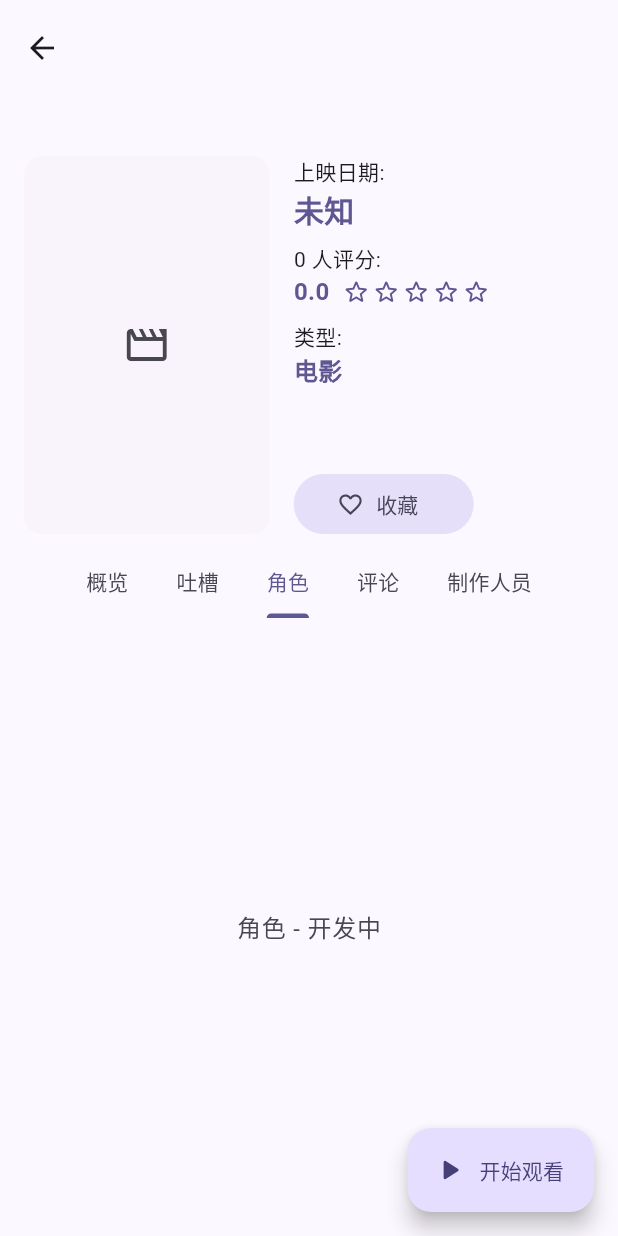
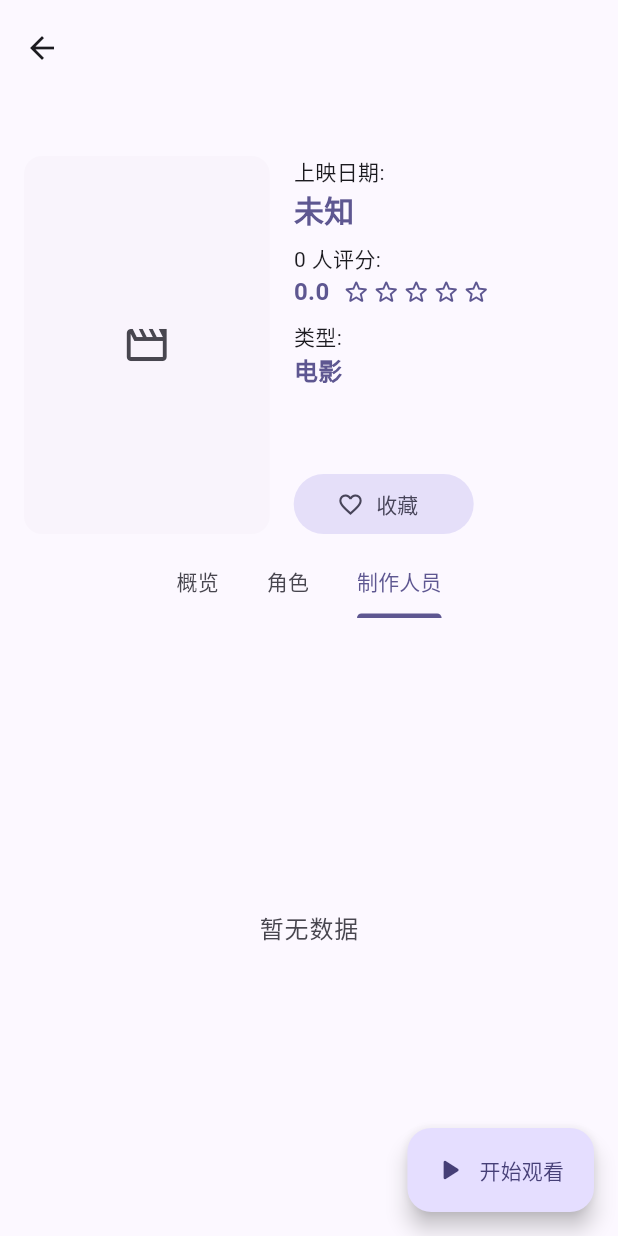
Before and after one commit to YilianFengyue/CineNest, a Flutter app: the KazumiDetailPage screen opened directly with empty values, tab 3 chosen, on a phone screen of 412 x 824 dp. Run offline on Flutter 3.47's test engine with Material 3 defaults, Android fonts, the phone set to English and light mode, and no system bars; drawn by our look-alikes of dynamic_color, skeletonizer; our stand-ins replace audio_service, cached_network_image, dio, file_picker, flutter_smart_dialog, get and 7 more; missing offline and left inert: brotli, canvas_danmaku, card_settings_ui, dio_http2_adapter, floating, flutter_chat_core and 10 more; accounts and stored records are empty; network calls fail.

Commit message:
feat:[详情页] TMDB演职员表两个tab + [播放器] Anime4K对齐原版修复竞态

```diff
--- a/cine_nest_app/lib/pages/kazumi_home/kazumi_detail_page.dart
+++ b/cine_nest_app/lib/pages/kazumi_home/kazumi_detail_page.dart
@@ -20,19 +20,62 @@ class KazumiDetailPage extends StatefulWidget {
 
 class _KazumiDetailPageState extends State<KazumiDetailPage>
     with TickerProviderStateMixin {
-  static const List<String> _tabs = ['概览', '吐槽', '角色', '评论', '制作人员'];
+  static const List<String> _tabs = ['概览', '角色', '制作人员'];
 
   final _favRepo = LocalFavoriteRepository();
+  final _tmdb = TmdbDirectService();
   late final TabController _tabController;
   late bool _isFav;
 
+  TmdbCredits? _credits;
+  bool _creditsLoading = true;
+
   String get _favKey => 'tmdb:${widget.item.id}';
+
+  /// 制作人员按职务重要度排序：导演/编剧/原作排前，其余按部门聚拢。
+  static List<TmdbCredit> _sortedCrew(List<TmdbCredit> crew) {
+    int weight(TmdbCredit c) {
+      final job = c.role.toLowerCase();
+      if (job.contains('director') && !job.contains('art')) return 0;
+      if (job.contains('screenplay') ||
+          job.contains('writer') ||
+          job.contains('story')) {
+        return 1;
+      }
+      if (job.contains('novel') || job.contains('original')) return 2;
+      if (job.contains('producer')) return 3;
+      if (job.contains('composer') || job.contains('music')) return 4;
+      return 5;
+    }
+
+    final sorted = List<TmdbCredit>.from(crew)
+      ..sort((a, b) {
+        final w = weight(a).compareTo(weight(b));
+        return w != 0 ? w : a.department.compareTo(b.department);
+      });
+    return sorted;
+  }
 
   @override
   void initState() {
     super.initState();
     _tabController = TabController(length: _tabs.length, vsync: this);
     _isFav = _favRepo.isFavorite(_favKey);
+    _fetchCredits();
+  }
+
+  Future<void> _fetchCredits() async {
+    try {
+      final credits = await _tmdb.credits(
+        widget.item.id,
+        mediaType: widget.item.mediaType,
+      );
+      if (mounted) setState(() => _credits = credits);
+    } catch (e) {
+      debugPrint('>>> [KazumiDetail] credits error: $e');
+    } finally {
+      if (mounted) setState(() => _creditsLoading = false);
+    }
   }
 
   Future<void> _toggleFav() async {
@@ -144,10 +187,16 @@ class _KazumiDetailPageState extends State<KazumiDetailPage>
           controller: _tabController,
           children: [
             _OverviewTab(item: widget.item),
-            _PlaceholderTab(label: '吐槽'),
-            _PlaceholderTab(label: '角色'),
-            _PlaceholderTab(label: '评论'),
-            _PlaceholderTab(label: '制作人员'),
+            _CreditsTab(
+              loading: _creditsLoading,
+              entries: _credits?.cast ?? const [],
+              isCast: true,
+            ),
+            _CreditsTab(
+              loading: _creditsLoading,
+              entries: _sortedCrew(_credits?.crew ?? const []),
+              isCast: false,
+            ),
           ],
         ),
       ),
@@ -274,9 +323,45 @@ class _OverviewTabState extends State<_OverviewTab> with AutomaticKeepAliveClien
   }
 }
 
-class _PlaceholderTab extends StatelessWidget {
-  const _PlaceholderTab({required this.label});
-  final String label;
+/// 演职员列表（角色 / 制作人员共用）：Material ListTile 风格，
+/// 头像 + 中文名 + 原名副标题，制作人员尾部带职务标签。
+class _CreditsTab extends StatelessWidget {
+  const _CreditsTab({
+    required this.loading,
+    required this.entries,
+    required this.isCast,
+  });
+
+  final bool loading;
+  final List<TmdbCredit> entries;
+  final bool isCast;
+
+  /// TMDB 的职务名不随 language 本地化，常见职务映射成中文。
+  static const Map<String, String> _jobZh = {
+    'Director': '导演',
+    'Screenplay': '编剧',
+    'Writer': '编剧',
+    'Story': '故事',
+    'Novel': '原作',
+    'Original Story': '原作',
+    'Comic Book': '原作',
+    'Original Concept': '原案',
+    'Producer': '制片人',
+    'Executive Producer': '监制',
+    'Co-Producer': '联合制片',
+    'Original Music Composer': '配乐',
+    'Music': '音乐',
+    'Director of Photography': '摄影',
+    'Editor': '剪辑',
+    'Production Design': '美术设计',
+    'Art Direction': '美术指导',
+    'Character Designer': '人物设计',
+    'Animation Director': '动画导演',
+    'Costume Design': '服装设计',
+    'Casting': '选角',
+    'Sound Designer': '音效设计',
+    'Visual Effects Supervisor': '视效总监',
+  };
 
   @override
   Widget build(BuildContext context) {
@@ -287,20 +372,85 @@ class _PlaceholderTab extends StatelessWidget {
             SliverOverlapInjector(
               handle: NestedScrollView.sliverOverlapAbsorberHandleFor(context),
             ),
+            if (loading)
+              const SliverFillRemaining(
+                hasScrollBody: false,
+                child: Center(child: CircularProgressIndicator()),
+              )
+            else if (entries.isEmpty)
               SliverFillRemaining(
                 hasScrollBody: false,
                 child: Center(
                   child: Text(
-                  '$label - 开发中',
+                    '暂无数据',
                     style: Theme.of(context).textTheme.bodyLarge?.copyWith(
                           color: Theme.of(context).colorScheme.onSurfaceVariant,
                         ),
                   ),
                 ),
+              )
+            else
+              SliverPadding(
+                padding: const EdgeInsets.only(top: 8, bottom: 80),
+                sliver: SliverList.builder(
+                  itemCount: entries.length,
+                  itemBuilder: (context, index) =>
+                      _buildTile(context, entries[index]),
+                ),
               ),
           ],
         );
       },
+    );
+  }
+
+  Widget _buildTile(BuildContext context, TmdbCredit credit) {
+    final theme = Theme.of(context);
+    final hasOriginalName = credit.originalName.isNotEmpty &&
+        credit.originalName != credit.name;
+    final subtitle = isCast
+        ? (credit.role.isNotEmpty ? '饰 ${credit.role}' : '')
+        : (hasOriginalName ? credit.originalName : '');
+    final trailing = isCast
+        ? (hasOriginalName ? credit.originalName : '')
+        : (_jobZh[credit.role] ?? credit.role);
+
+    return ListTile(
+      leading: credit.profilePath.isNotEmpty
+          ? NetworkImgLayer(
+              src: credit.profile(),
+              width: 48,
+              height: 48,
+              type: 'avatar',
+            )
+          : CircleAvatar(
+              radius: 24,
+              backgroundColor: theme.colorScheme.surfaceContainerHighest,
+              child: Icon(
+                Icons.person_outline,
+                color: theme.colorScheme.onSurfaceVariant,
+              ),
+            ),
+      title: Text(
+        credit.name,
+        maxLines: 1,
+        overflow: TextOverflow.ellipsis,
+      ),
+      subtitle: subtitle.isEmpty
+          ? null
+          : Text(
+              subtitle,
+              maxLines: 1,
+              overflow: TextOverflow.ellipsis,
+            ),
+      trailing: trailing.isEmpty
+          ? null
+          : Text(
+              trailing,
+              style: theme.textTheme.bodySmall?.copyWith(
+                color: theme.colorScheme.onSurfaceVariant,
+              ),
+            ),
     );
   }
 }
--- a/cine_nest_app/lib/services/tmdb_direct_service.dart
+++ b/cine_nest_app/lib/services/tmdb_direct_service.dart
@@ -56,6 +56,36 @@ class TmdbMediaItem {
           const [],
     );
   }
+}
+
+/// 演职员条目：cast（演员）时 [role] 是饰演角色名，crew（制作人员）时是职务。
+class TmdbCredit {
+  final int id;
+  final String name;
+  final String originalName;
+  final String role;
+  final String department;
+  final String profilePath;
+
+  const TmdbCredit({
+    required this.id,
+    required this.name,
+    this.originalName = '',
+    this.role = '',
+    this.department = '',
+    this.profilePath = '',
+  });
+
+  String profile([String size = 'w185']) =>
+      profilePath.isEmpty ? '' : '${TmdbMediaItem._imageBase}/$size$profilePath';
+}
+
+/// 一部影片/剧集的演职员表。
+class TmdbCredits {
+  final List<TmdbCredit> cast;
+  final List<TmdbCredit> crew;
+
+  const TmdbCredits({this.cast = const [], this.crew = const []});
 }
 
 class TmdbDirectService {
@@ -139,6 +169,52 @@ class TmdbDirectService {
     return TmdbMediaItem.fromJson(json);
   }
 
+  /// 演职员表。电影走 /credits；剧集走 /aggregate_credits（按整部剧聚合，
+  /// cast 的角色在 roles 数组、crew 的职务在 jobs 数组里）。
+  Future<TmdbCredits> credits(int id, {String mediaType = 'movie'}) async {
+    final isTv = mediaType == 'tv';
+    final resp = await _dio
+        .get(isTv ? '/tv/$id/aggregate_credits' : '/movie/$id/credits');
+    final data = resp.data as Map;
+
+    TmdbCredit parse(Map raw, {required bool isCast}) {
+      final json = Map<String, dynamic>.from(raw);
+      String role;
+      String department = '';
+      if (isCast) {
+        role = isTv
+            ? ((json['roles'] as List?)?.isNotEmpty == true
+                ? (json['roles'][0]['character'] ?? '').toString()
+                : '')
+            : (json['character'] ?? '').toString();
+      } else {
+        role = isTv
+            ? ((json['jobs'] as List?)?.isNotEmpty == true
+                ? (json['jobs'][0]['job'] ?? '').toString()
+                : '')
+            : (json['job'] ?? '').toString();
+        department = (json['department'] ?? '').toString();
+      }
+      return TmdbCredit(
+        id: json['id'] ?? 0,
+        name: (json['name'] ?? '').toString(),
+        originalName: (json['original_name'] ?? '').toString(),
+        role: role,
+        department: department,
+        profilePath: (json['profile_path'] ?? '').toString(),
+      );
+    }
+
+    return TmdbCredits(
+      cast: ((data['cast'] as List?) ?? [])
+          .map((e) => parse(e as Map, isCast: true))
+          .toList(),
+      crew: ((data['crew'] as List?) ?? [])
+          .map((e) => parse(e as Map, isCast: false))
+          .toList(),
+    );
+  }
+
   List<TmdbMediaItem> _parseList(dynamic data, {String? fallbackType}) {
     final results = (data as Map)['results'] as List? ?? [];
     return results.map((e) {
```
Also changed, not shown: cine_nest_app/lib/pages/player_kazumi/controller/player_controller.dart (+9 -0 lines), cine_nest_app/lib/pages/player_kazumi/widgets/player_bottom_bar.dart (+2 -5 lines). Lines whose indentation alone changed are shown as unchanged.
